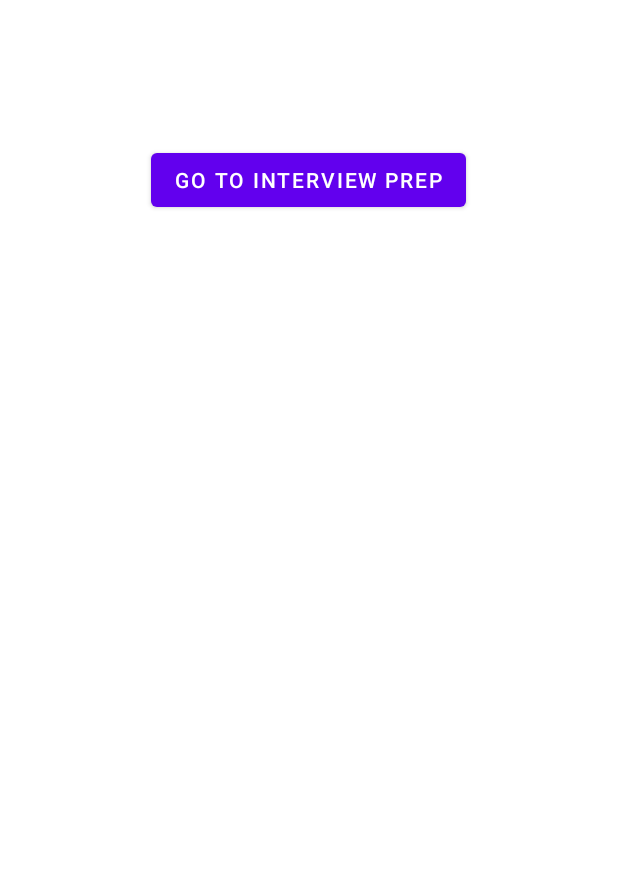
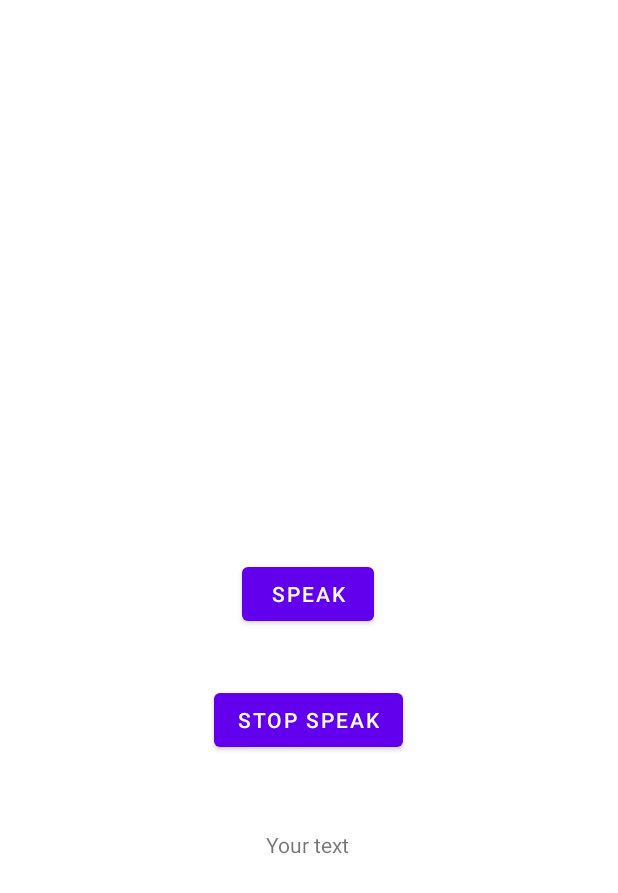
Before and after one commit to Ara-O/InterviewAI, an Android app: the screen it shows after launch (Signup before the commit, VoiceToTextTest after it), on a phone screen of 412 x 824 dp. Shown: the top 893 px of the screen. Run offline under Robolectric (Android 15) with nearby library versions, the phone set to English and light mode, and no system bars; libraries missing offline, so code that uses them is left out: com.aallam.openai.

Commit message:
Implementing basic version of voice to text

```diff
--- a/app/src/main/java/com/example/interviewai/MainActivity.kt
+++ b/app/src/main/java/com/example/interviewai/MainActivity.kt
@@ -103,10 +103,11 @@ class MainActivity : AppCompatActivity(), TextToSpeech.OnInitListener {
                             ". While I value kindness and respect, I also believe that constructive criticism is necessary for growth and development"+
                             "I am open to various formats for the interview, including personal and technical surveys, as long as they are conducted in a professional and respectful manner." +
                             "Please find below a summary of my experiences and skills: $resumeInput\" +\n" +
-                            ".Conduct your interview with this interviewee. Do not write all the conversation at once. I want you to only do the interview with me. Ask me the questions and wait for my answers. Do not write explanations. Ask me the questions one by one like an interviewer does and wait for my answers."
+                            ".Conduct your interview with this interviewee. Do not write all the conversation at once. I want you to only do the interview with me. Ask me the questions and wait for my answers. Do not write explanations. Ask me the questions one by one like an interviewer does and wait for my answers. Start with an introduction"
                 )
             )
         )
+
         val completion: ChatCompletion = openAI.chatCompletion(chatCompletionRequest)
         Log.d("toblerone", completion.choices[0].message?.content.toString())
 
--- /dev/null
+++ b/app/src/main/java/com/example/interviewai/VoiceToTextTest.kt
@@ -0,0 +1,164 @@
+package com.example.interviewai
+
+import android.content.pm.PackageManager
+import android.icu.text.SimpleDateFormat
+import android.media.MediaRecorder
+import android.net.Uri
+import android.os.Build
+import android.os.Bundle
+import android.os.Environment
+import android.util.Log
+import android.widget.Toast
+import androidx.annotation.RequiresApi
+import androidx.appcompat.app.AppCompatActivity
+import androidx.core.app.ActivityCompat
+import androidx.core.content.ContextCompat
+import androidx.lifecycle.lifecycleScope
+import com.aallam.openai.api.BetaOpenAI
+import com.aallam.openai.api.audio.TranscriptionRequest
+import com.aallam.openai.api.file.FileSource
+import com.aallam.openai.api.model.ModelId
+import com.aallam.openai.client.OpenAI
+import com.example.interviewai.databinding.ActivityVoiceToTextTestBinding
+import kotlinx.coroutines.launch
+import okio.FileSystem
+import okio.Path.Companion.toPath
+import java.io.File
+import java.io.FileOutputStream
+import java.io.IOException
+import java.util.*
+
+class VoiceToTextTest : AppCompatActivity() {
+    private lateinit var binding: ActivityVoiceToTextTestBinding
+    private var output: String? = null
+    private var mediaRecorder: MediaRecorder? = null
+    private var state: Boolean = false
+    private lateinit var mediaFile: File
+    private var recordingStopped: Boolean = false
+    @RequiresApi(Build.VERSION_CODES.O)
+    @OptIn(BetaOpenAI::class)
+    override fun onCreate(savedInstanceState: Bundle?) {
+        super.onCreate(savedInstanceState)
+        binding = ActivityVoiceToTextTestBinding.inflate(layoutInflater)
+
+        binding.startSpeak.setOnClickListener {
+            startRecording()
+        }
+
+        binding.stopSpeak.setOnClickListener {
+            stopRecording()
+        }
+
+
+        if (ContextCompat.checkSelfPermission(this,
+                android.Manifest.permission.RECORD_AUDIO) != PackageManager.PERMISSION_GRANTED && ContextCompat.checkSelfPermission(this,
+                android.Manifest.permission.WRITE_EXTERNAL_STORAGE) != PackageManager.PERMISSION_GRANTED) {
+            val permissions = arrayOf(android.Manifest.permission.RECORD_AUDIO, android.Manifest.permission.WRITE_EXTERNAL_STORAGE, android.Manifest.permission.READ_EXTERNAL_STORAGE)
+            ActivityCompat.requestPermissions(this, permissions,0)
+            Log.d("PERMS", "Permissions not granted")
+        }
+
+// TODO(Fix where to output file, getExternalStorageDirectory is deprecated in api 29 and accessing it doesnt work)
+//        val output = File(filesDir, "test.mp3")
+
+//        output = Environment.getExternalStorageDirectory().absolutePath + "/Android/data/thisisarecording.mp3"
+//        getExternalFilesDir("")
+//        output = File(filesDir, "user-file-recording")
+        Log.d("UTPUT", output.toString())
+        if (Build.VERSION.SDK_INT >= 31) {
+            Log.d("VERSION", "greater than 31")
+            mediaRecorder = MediaRecorder(this)
+        }else{
+            Log.d("VERSION", "less than 31")
+            mediaRecorder = MediaRecorder()
+        }
+
+        setContentView(binding.root)
+
+    }
+    private fun startRecording() {
+        try {
+            mediaRecorder!!.setAudioSource(MediaRecorder.AudioSource.MIC)
+            mediaRecorder!!.setOutputFormat(MediaRecorder.OutputFormat.MPEG_4)
+            mediaRecorder!!.setAudioEncoder(MediaRecorder.AudioEncoder.AAC)
+
+            val mediaStorageDir = File(getExternalFilesDir(Environment.DIRECTORY_MUSIC), "MyApp")
+            if (!mediaStorageDir.exists()) {
+                if (!mediaStorageDir.mkdirs()) {
+                    Log.d("MyApp", "failed to create directory")
+                }
+            }
+
+            val timeStamp: String = SimpleDateFormat("yyyyMMdd_HHmmss").format(Date())
+            mediaFile =
+                File(mediaStorageDir.path + File.separator + "AUD_" + timeStamp + ".m4a")
+
+            val fileOutputStream = FileOutputStream(mediaFile)
+            mediaRecorder!!.setOutputFile(fileOutputStream.fd)
+
+            mediaRecorder!!.prepare()
+            mediaRecorder!!.start()
+
+            state = true
+            Toast.makeText(this, "Recording started!", Toast.LENGTH_SHORT).show()
+        } catch (e: IllegalStateException) {
+            e.printStackTrace()
+        } catch (e: IOException) {
+            e.printStackTrace()
+        }
+    }
+
+    @RequiresApi(Build.VERSION_CODES.O)
+    private fun stopRecording(){
+        if(state){
+            mediaRecorder?.stop()
+            mediaRecorder?.release()
+            state = false
+
+            //Convert recording to text
+            lifecycleScope.launch{
+                convertSpeechToText()
+            }
+        }else{
+            Toast.makeText(this, "You are not recording right now!", Toast.LENGTH_SHORT).show()
+        }
+    }
+
+    @RequiresApi(Build.VERSION_CODES.O)
+    @OptIn(BetaOpenAI::class)
+    private suspend fun convertSpeechToText() {
+        val openAI = OpenAI(BuildConfig.API_KEY)
+
+//        val path =
+//            Uri.parse(Environment.getExternalStorageDirectory().absolutePath + "/Android/data/thisisarecording.mp3")
+
+        val request = TranscriptionRequest(
+            audio = FileSource(mediaFile.absolutePath.toPath(), fileSystem = FileSystem.SYSTEM),
+            model = ModelId("whisper-1"),
+        )
+
+        val transcription = openAI.transcription(request)
+//
+//
+        Log.d("AUDIO FILE HERe", transcription.text)
+//
+//        lifecycleScope.launch{
+//            val transcription = openAI.transcription(request)
+//        }
+
+
+        //        val openAI = OpenAI(BuildConfig.API_KEY)
+//
+//        val audioFile = File(filesDir, "recording.wav")
+//
+//
+//        val request = TranscriptionRequest(
+//            audio = FileSource(name = "audio-recording-001", source = audioSource),
+//            model = ModelId("whisper-1"),
+//        )
+//
+//        lifecycleScope.launch{
+//            val transcription = openAI.transcription(request)
+//        }
+    }
+}
--- /dev/null
+++ b/app/src/main/res/layout/activity_voice_to_text_test.xml
@@ -0,0 +1,42 @@
+<?xml version="1.0" encoding="utf-8"?>
+<androidx.constraintlayout.widget.ConstraintLayout xmlns:android="http://schemas.android.com/apk/res/android"
+    xmlns:app="http://schemas.android.com/apk/res-auto"
+    xmlns:tools="http://schemas.android.com/tools"
+    android:layout_width="match_parent"
+    android:layout_height="match_parent"
+    tools:context=".VoiceToTextTest">
+
+    <Button
+        android:id="@+id/startSpeak"
+        android:layout_width="wrap_content"
+        android:layout_height="wrap_content"
+        android:layout_marginTop="372dp"
+        android:text="SPEAK"
+        app:layout_constraintEnd_toEndOf="parent"
+        app:layout_constraintHorizontal_bias="0.498"
+        app:layout_constraintStart_toStartOf="parent"
+        app:layout_constraintTop_toTopOf="parent" />
+
+    <Button
+        android:id="@+id/stopSpeak"
+        android:layout_width="wrap_content"
+        android:layout_height="wrap_content"
+        android:layout_marginTop="36dp"
+        android:text="STOP SPEAK"
+        app:layout_constraintEnd_toEndOf="parent"
+        app:layout_constraintHorizontal_bias="0.498"
+        app:layout_constraintStart_toStartOf="parent"
+        app:layout_constraintTop_toBottomOf="@+id/startSpeak" />
+
+    <TextView
+        android:id="@+id/textView4"
+        android:layout_width="wrap_content"
+        android:layout_height="wrap_content"
+        android:text="Your text"
+        app:layout_constraintBottom_toBottomOf="parent"
+        app:layout_constraintEnd_toEndOf="parent"
+        app:layout_constraintHorizontal_bias="0.498"
+        app:layout_constraintStart_toStartOf="parent"
+        app:layout_constraintTop_toBottomOf="@+id/stopSpeak"
+        app:layout_constraintVertical_bias="0.165" />
+</androidx.constraintlayout.widget.ConstraintLayout>
```
Also changed, not shown: app/src/main/AndroidManifest.xml (+30 -17 lines).
